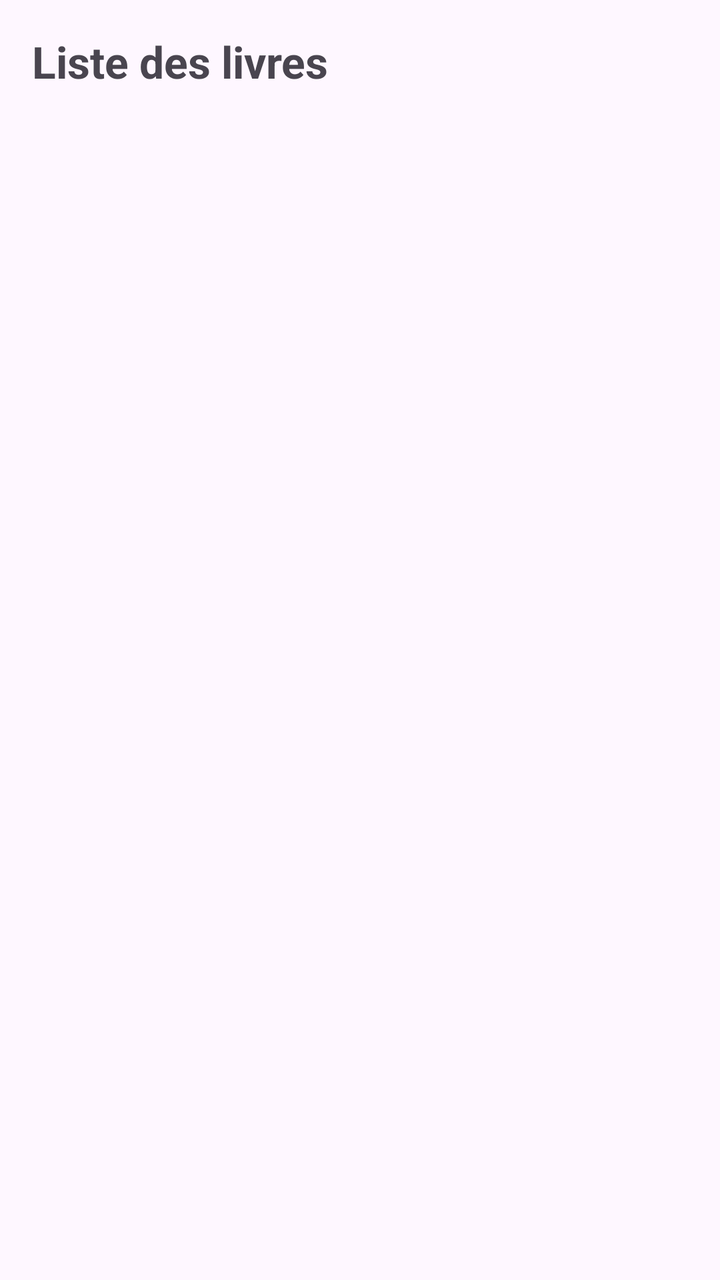
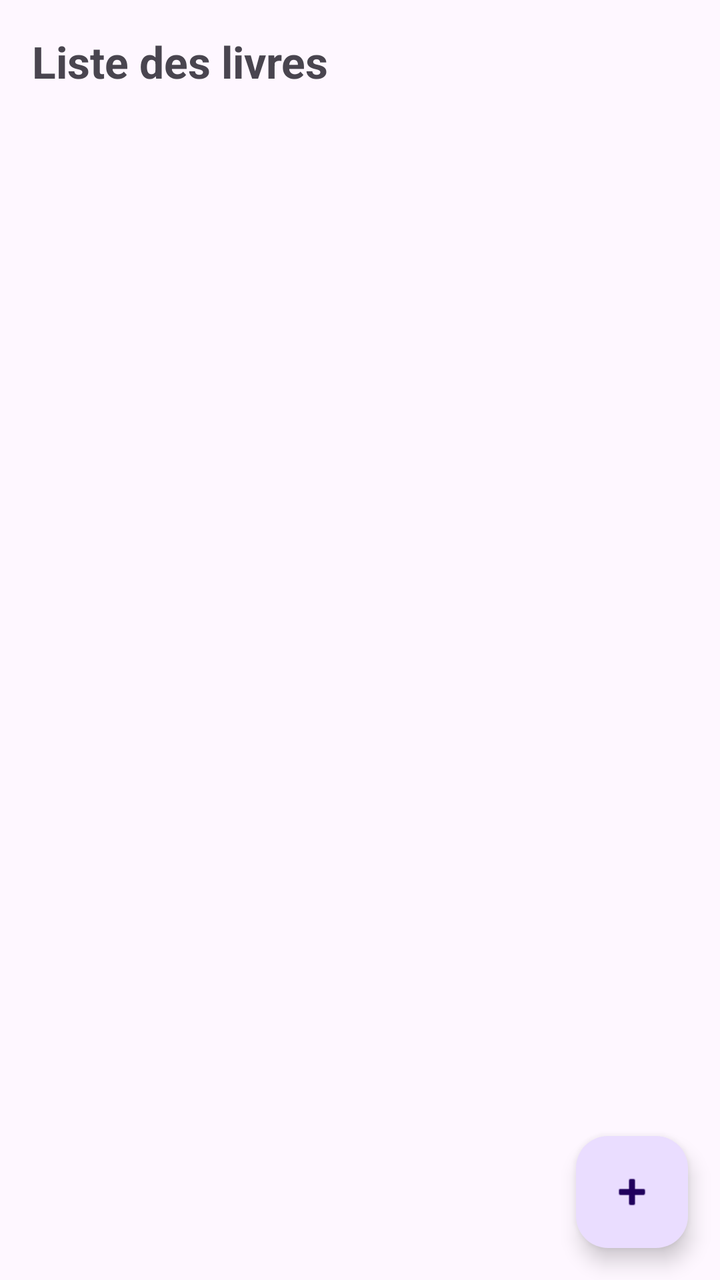

Two renders of the same Android screen: before a commit and after it. Below are the layout's source before the change and the commit's diff.
<!-- AndroidManifest.xml: application theme Theme.BibliothequeApp -->
<!-- res/layout/activity_main.xml -->
<?xml version="1.0" encoding="utf-8"?>
<androidx.constraintlayout.widget.ConstraintLayout
    xmlns:android="http://schemas.android.com/apk/res/android"
    xmlns:app="http://schemas.android.com/apk/res-auto"
    xmlns:tools="http://schemas.android.com/tools"
    android:layout_width="match_parent"
    android:layout_height="match_parent"
    tools:context=".MainActivity">

    
    <TextView
        android:id="@+id/tvTitreEcran"
        android:layout_width="wrap_content"
        android:layout_height="wrap_content"
        android:text="Liste des livres"
        android:textSize="22sp"
        android:textStyle="bold"
        android:layout_marginTop="16dp"
        android:layout_marginStart="16dp"
        app:layout_constraintTop_toTopOf="parent"
        app:layout_constraintStart_toStartOf="parent" />

    
    <androidx.recyclerview.widget.RecyclerView
        android:id="@+id/recyclerViewLivres"
        android:layout_width="0dp"
        android:layout_height="0dp"
        android:layout_marginTop="16dp"
        android:layout_marginStart="12dp"
        android:layout_marginEnd="12dp"
        android:layout_marginBottom="12dp"
        app:layout_constraintTop_toBottomOf="@id/tvTitreEcran"
        app:layout_constraintBottom_toBottomOf="parent"
        app:layout_constraintStart_toStartOf="parent"
        app:layout_constraintEnd_toEndOf="parent" />

</androidx.constraintlayout.widget.ConstraintLayout>
<!-- resources referenced by this layout -->
<resources>
  <style name="Theme.BibliothequeApp" parent="Base.Theme.BibliothequeApp" />
  <style name="Base.Theme.BibliothequeApp" parent="Theme.Material3.DayNight.NoActionBar">
          
          
      </style>
</resources>

<!-- the commit's change to res/layout/activity_main.xml (unified diff, before → after) -->
@@ -1,37 +1,48 @@
 <?xml version="1.0" encoding="utf-8"?>
-<androidx.constraintlayout.widget.ConstraintLayout
+<androidx.coordinatorlayout.widget.CoordinatorLayout
     xmlns:android="http://schemas.android.com/apk/res/android"
     xmlns:app="http://schemas.android.com/apk/res-auto"
-    xmlns:tools="http://schemas.android.com/tools"
     android:layout_width="match_parent"
-    android:layout_height="match_parent"
-    tools:context=".MainActivity">
+    android:layout_height="match_parent">
 
-    
-    <TextView
-        android:id="@+id/tvTitreEcran"
+    <androidx.constraintlayout.widget.ConstraintLayout
+        android:layout_width="match_parent"
+        android:layout_height="match_parent">
+
+        <TextView
+            android:id="@+id/tvTitreEcran"
+            android:layout_width="wrap_content"
+            android:layout_height="wrap_content"
+            android:text="Liste des livres"
+            android:textSize="22sp"
+            android:textStyle="bold"
+            android:layout_marginTop="16dp"
+            android:layout_marginStart="16dp"
+            app:layout_constraintTop_toTopOf="parent"
+            app:layout_constraintStart_toStartOf="parent" />
+
+        <androidx.recyclerview.widget.RecyclerView
+            android:id="@+id/recyclerViewLivres"
+            android:layout_width="0dp"
+            android:layout_height="0dp"
+            android:layout_marginTop="16dp"
+            android:layout_marginStart="12dp"
+            android:layout_marginEnd="12dp"
+            android:layout_marginBottom="12dp"
+            app:layout_constraintTop_toBottomOf="@id/tvTitreEcran"
+            app:layout_constraintBottom_toBottomOf="parent"
+            app:layout_constraintStart_toStartOf="parent"
+            app:layout_constraintEnd_toEndOf="parent" />
+
+    </androidx.constraintlayout.widget.ConstraintLayout>
+
+    <com.google.android.material.floatingactionbutton.FloatingActionButton
+        android:id="@+id/fabAjouterLivre"
         android:layout_width="wrap_content"
         android:layout_height="wrap_content"
-        android:text="Liste des livres"
-        android:textSize="22sp"
-        android:textStyle="bold"
-        android:layout_marginTop="16dp"
-        android:layout_marginStart="16dp"
-        app:layout_constraintTop_toTopOf="parent"
-        app:layout_constraintStart_toStartOf="parent" />
+        android:layout_gravity="bottom|end"
+        android:layout_margin="16dp"
+        android:src="@android:drawable/ic_input_add"
+        android:contentDescription="Ajouter un livre" />
 
-    
-    <androidx.recyclerview.widget.RecyclerView
-        android:id="@+id/recyclerViewLivres"
-        android:layout_width="0dp"
-        android:layout_height="0dp"
-        android:layout_marginTop="16dp"
-        android:layout_marginStart="12dp"
-        android:layout_marginEnd="12dp"
-        android:layout_marginBottom="12dp"
-        app:layout_constraintTop_toBottomOf="@id/tvTitreEcran"
-        app:layout_constraintBottom_toBottomOf="parent"
-        app:layout_constraintStart_toStartOf="parent"
-        app:layout_constraintEnd_toEndOf="parent" />
-
-</androidx.constraintlayout.widget.ConstraintLayout>
+</androidx.coordinatorlayout.widget.CoordinatorLayout>
